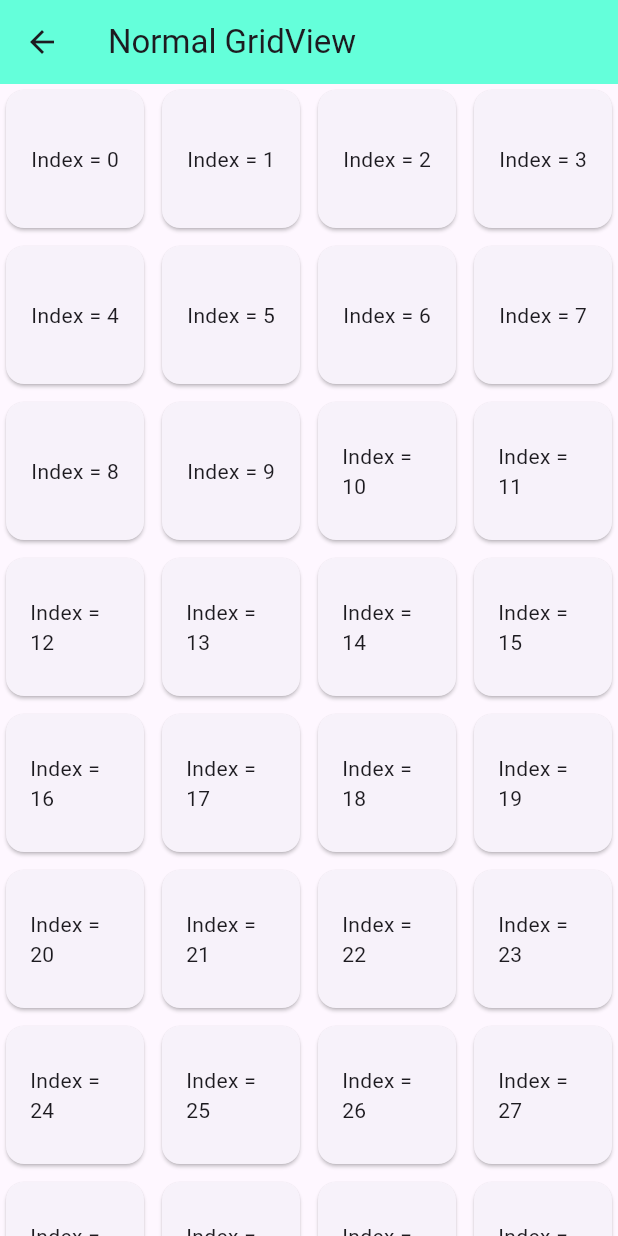
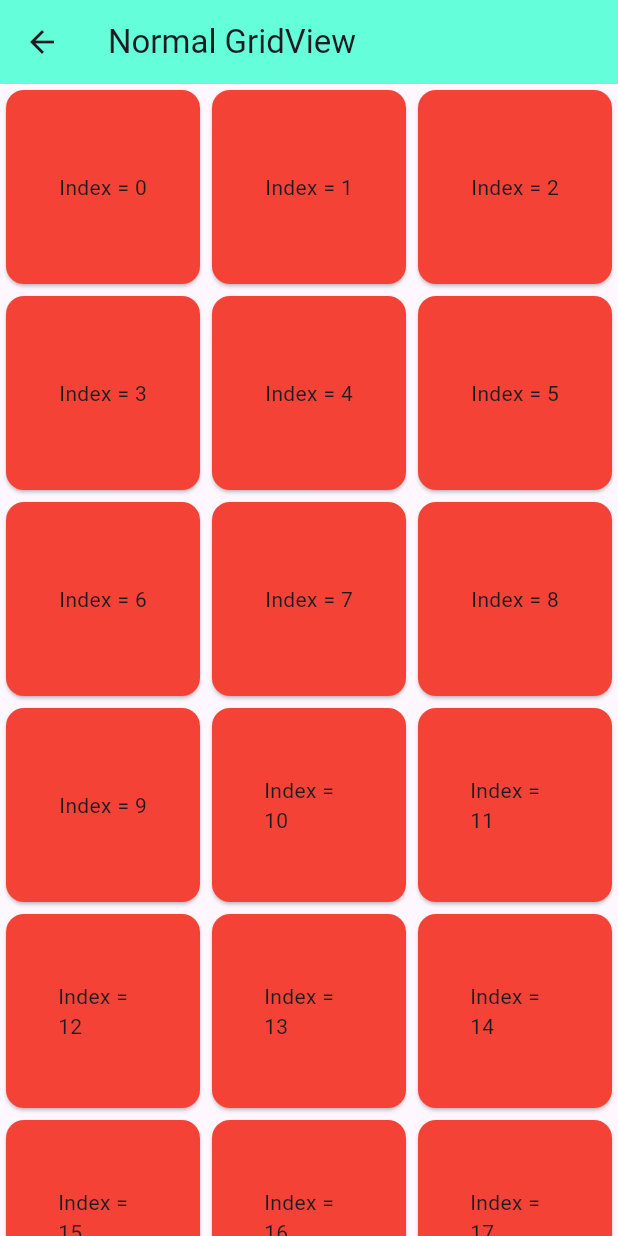
Before and after one commit to sajin-shrestha/flutter_college_project, a Flutter app: the NormalGridView screen opened directly, on a phone screen of 412 x 824 dp. Run offline on Flutter 3.47's test engine with Material 3 defaults, Android fonts, the phone set to English and light mode, and no system bars; missing offline and left inert: spincircle_bottom_bar.

Commit message:
latest commit

```diff
--- a/lib/gridView/normalGridView.dart
+++ b/lib/gridView/normalGridView.dart
@@ -11,14 +11,18 @@ class NormalGridView extends StatelessWidget {
         title: Text("Normal GridView"),
       ),
       body: GridView(
-        gridDelegate: SliverGridDelegateWithFixedCrossAxisCount(
-          crossAxisCount: 4, // Number of columns
-          crossAxisSpacing: 4.0,
-          mainAxisSpacing: 4.0,
+        // gridDelegate: SliverGridDelegateWithFixedCrossAxisCount(
+        //   crossAxisCount: 4, // Number of columns
+        //   crossAxisSpacing: 4.0,
+        //   mainAxisSpacing: 4.0,
+        // ),
+        gridDelegate: SliverGridDelegateWithMaxCrossAxisExtent(
+          maxCrossAxisExtent: 200,
         ),
         // scrollDirection: Axis.horizontal,
         children: List.generate(100, (index) {
           return Card(
+            color: Colors.red,
             child: Center(
               child: Container(
                 height: 60,
```
Also changed, not shown: lib/gridView/builderGridView.dart (+16 -0 lines), lib/gridView/countGridView.dart (+31 -0 lines), lib/home_page.dart (+22 -2 lines).
